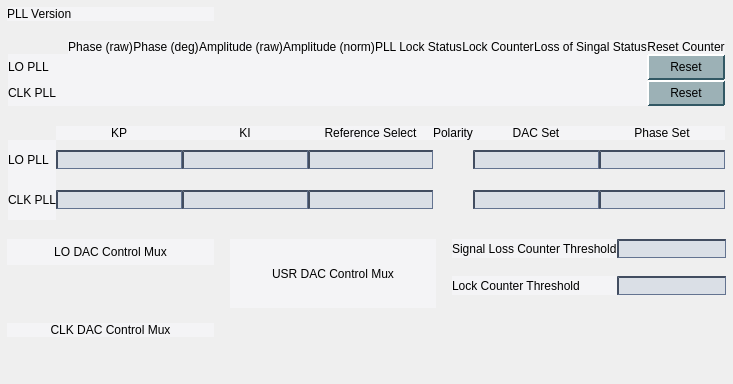
Qt form new_look/pll.ui (cristinasewell/ATCA_PyDM_Screens) before a commit.
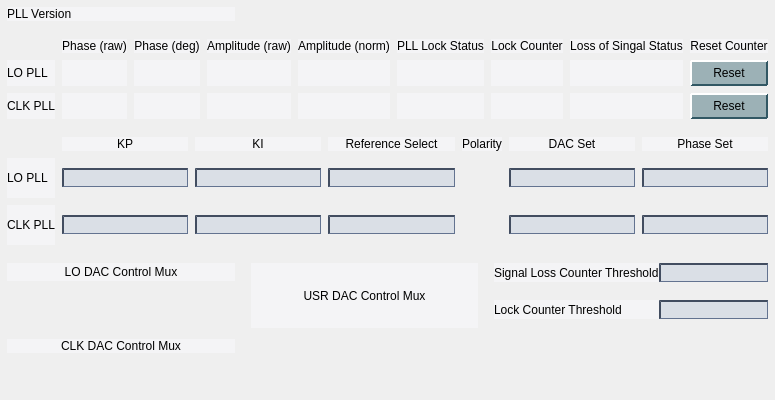
The same form after that commit. Custom widgets are drawn as their Qt base class.

Commit message: FIX - make more space between labels

The edit to the form file:
```diff
--- a/new_look/pll.ui
+++ b/new_look/pll.ui
@@ -7,7 +7,7 @@
     <x>0</x>
     <y>0</y>
     <width>733</width>
-    <height>384</height>
+    <height>400</height>
    </rect>
   </property>
   <property name="windowTitle">
@@ -224,16 +224,19 @@
    <item row="1" column="0" colspan="3">
     <layout class="QGridLayout" name="gridLayout">
      <property name="leftMargin">
-      <number>3</number>
+      <number>2</number>
      </property>
      <property name="topMargin">
-      <number>3</number>
+      <number>2</number>
      </property>
      <property name="rightMargin">
-      <number>3</number>
+      <number>2</number>
      </property>
      <property name="bottomMargin">
-      <number>3</number>
+      <number>2</number>
+     </property>
+     <property name="spacing">
+      <number>7</number>
      </property>
      <item row="0" column="1">
       <widget class="QLabel" name="label_2">
@@ -572,16 +575,19 @@
    <item row="2" column="0" colspan="3">
     <layout class="QGridLayout" name="gridLayout_3">
      <property name="leftMargin">
-      <number>3</number>
+      <number>2</number>
      </property>
      <property name="topMargin">
-      <number>3</number>
+      <number>2</number>
      </property>
      <property name="rightMargin">
-      <number>3</number>
+      <number>2</number>
      </property>
      <property name="bottomMargin">
-      <number>3</number>
+      <number>2</number>
+     </property>
+     <property name="spacing">
+      <number>7</number>
      </property>
      <item row="2" column="6">
       <widget class="PyDMLineEdit" name="PyDMLineEdit_9">
```
